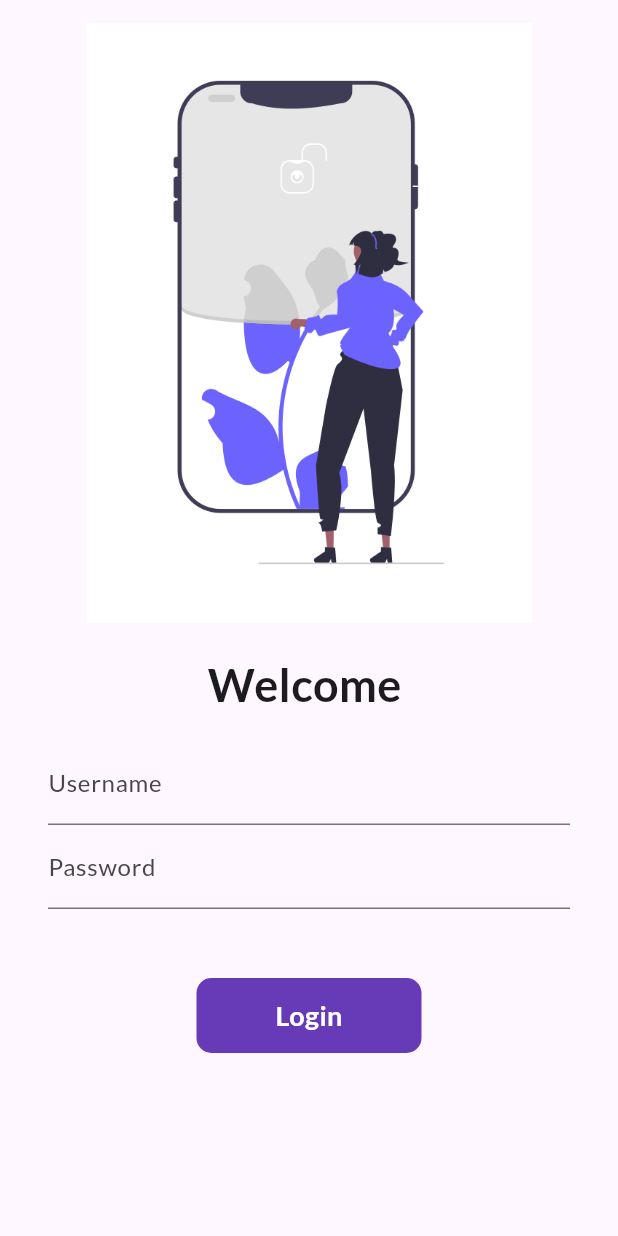
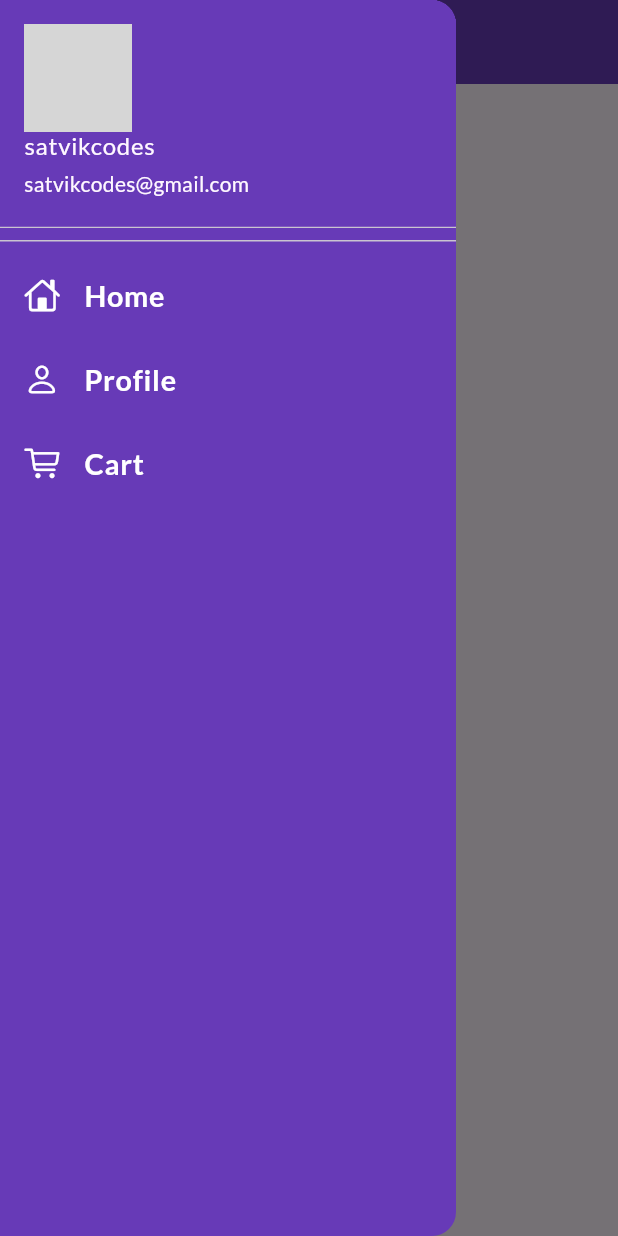
Before and after one commit to satvikcodes/30DaysFlutterCodepur, a Flutter app: the screen it shows after launch, with the side drawer open (before the commit the screen has no drawer), on a phone screen of 412 x 824 dp. Run offline on Flutter 3.47's test engine with Material 3 defaults, Android fonts, the phone set to English and light mode, and no system bars; our stand-ins replace google_fonts; network calls fail; grey boxes are pictures that could not be loaded.

Commit message:
day 9 completed

```diff
--- a/lib/main.dart
+++ b/lib/main.dart
@@ -16,6 +16,7 @@ class MyApp extends StatelessWidget {
     return MaterialApp(
       theme: ThemeData(fontFamily: GoogleFonts.lato().fontFamily),
       debugShowCheckedModeBanner: false,
+      initialRoute: MyRoute.homeRoute,
       routes: {
         "/": (context) => LoginPage(),
         MyRoute.homeRoute: (context) => HomePage(),
--- a/lib/pages/home_page.dart
+++ b/lib/pages/home_page.dart
@@ -1,4 +1,5 @@
 import "package:flutter/material.dart";
+import "package:flutter_basics/widgets/drawer.dart";
 
 class HomePage extends StatelessWidget {
   const HomePage({super.key});
@@ -6,8 +7,11 @@ class HomePage extends StatelessWidget {
   Widget build(BuildContext context) {
     return Scaffold(
       appBar: AppBar(
-        title: Text("@satvikcodes"),
+        backgroundColor: Colors.deepPurple,
+        foregroundColor: Colors.white,
+        title: Text("Catalog App"),
       ),
+      drawer: MyDrawer(),
       body: Center(
         child: Container(
           child: Text(
--- /dev/null
+++ b/lib/widgets/drawer.dart
@@ -0,0 +1,66 @@
+import "package:flutter/cupertino.dart";
+import "package:flutter/material.dart";
+
+class MyDrawer extends StatelessWidget {
+  String imageUrl =
+      "https://imgv3.fotor.com/images/blog-richtext-image/10-profile-picture-ideas-to-make-you-stand-out.jpg";
+  @override
+  Widget build(BuildContext context) {
+    return Drawer(
+      backgroundColor: Colors.deepPurple,
+      child: ListView(
+        children: [
+          DrawerHeader(
+            padding: EdgeInsets.zero,
+            child: UserAccountsDrawerHeader(
+              decoration: BoxDecoration(
+                color: Colors.deepPurple,
+              ),
+              accountName: Text("satvikcodes"),
+              accountEmail: Text("satvikcodes@gmail.com"),
+              currentAccountPicture: CircleAvatar(
+                backgroundImage: NetworkImage(imageUrl),
+              ),
+            ),
+          ),
+          ListTile(
+            leading: Icon(
+              CupertinoIcons.home,
+              color: Colors.white,
+            ),
+            title: Text(
+              "Home",
+              textScaleFactor: 1.2,
+              style:
+                  TextStyle(color: Colors.white, fontWeight: FontWeight.bold),
+            ),
+          ),
+          ListTile(
+            leading: Icon(
+              CupertinoIcons.person,
+              color: Colors.white,
+            ),
+            title: Text(
+              "Profile",
+              textScaleFactor: 1.2,
+              style:
+                  TextStyle(color: Colors.white, fontWeight: FontWeight.bold),
+            ),
+          ),
+          ListTile(
+            leading: Icon(
+              CupertinoIcons.shopping_cart,
+              color: Colors.white,
+            ),
+            title: Text(
+              "Cart",
+              textScaleFactor: 1.2,
+              style:
+                  TextStyle(color: Colors.white, fontWeight: FontWeight.bold),
+            ),
+          ),
+        ],
+      ),
+    );
+  }
+}
```
